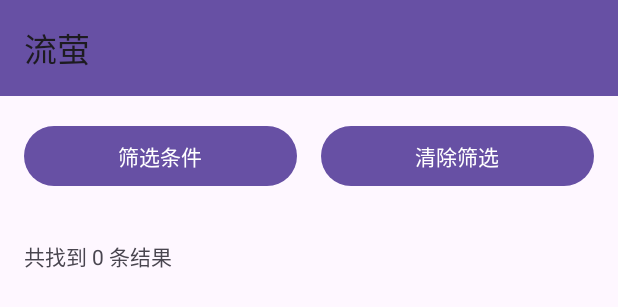
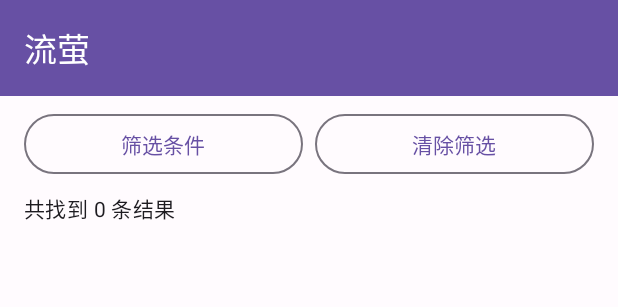
Before and after one commit to AcE77505/firefly-comics-curated, an Android app: the layout activity_main.xml on its own in the app's theme, with its tools: preview values and no code run, on a phone screen of 412 x 824 dp. Shown: the top 307 px of the screen. Run offline under Robolectric (Android 15) with nearby library versions, the phone set to English and light mode, and no system bars.

Commit message:
gradle commit

```diff
--- a/app/src/main/AndroidManifest.xml
+++ b/app/src/main/AndroidManifest.xml
@@ -9,7 +9,7 @@
         android:label="@string/app_name"
         android:roundIcon="@mipmap/ic_launcher_round"
         android:supportsRtl="true"
-        android:theme="@style/Theme.Main">
+        android:theme="@style/Theme.Firefly">
         <activity
             android:name=".MainActivity"
             android:exported="true">
--- a/app/src/main/java/com/ace77505/firefly/DataAdapter.kt
+++ b/app/src/main/java/com/ace77505/firefly/DataAdapter.kt
@@ -40,14 +40,14 @@ class DataAdapter(
 
         fun bind(data: FilterData) {
             currentData = data
-            tvId.text = context.getString(R.string.id_format, data.id)
+            tvId.text = data.id
             tvTitle.text = data.title
             tvFilter1.text = context.getString(R.string.ai_format, getFilter1DisplayValue(data.filter1))
             tvFilter2.text = context.getString(R.string.censored_format, getFilter2DisplayValue(data.filter2))
             tvFilter3.text = context.getString(R.string.full_color_format, getFilter3DisplayValue(data.filter3))
             tvFilter4.text = context.getString(R.string.chunai_format, getFilter4DisplayValue(data.filter4))
             tvFilter5.text = context.getString(R.string.tag_format, getFilter5DisplayValue(data.filter5))
-            tvUpdateDate.text = context.getString(R.string.update_date_format, data.updateDate)
+            tvUpdateDate.text = data.updateDate
         }
 
         private fun getFilter1DisplayValue(value: Int): String = when (value) {
--- a/app/src/main/res/layout/activity_main.xml
+++ b/app/src/main/res/layout/activity_main.xml
@@ -1,60 +1,65 @@
-<?xml version="1.0" encoding="utf-8"?>
 <LinearLayout xmlns:android="http://schemas.android.com/apk/res/android"
     xmlns:app="http://schemas.android.com/apk/res-auto"
     android:layout_width="match_parent"
     android:layout_height="match_parent"
     android:orientation="vertical">
 
-    <com.google.android.material.appbar.AppBarLayout
-        android:layout_width="match_parent"
-        android:layout_height="wrap_content">
-
     <com.google.android.material.appbar.MaterialToolbar
         android:id="@+id/toolbar"
         android:layout_width="match_parent"
-            android:layout_height="?attr/actionBarSize"
+        android:layout_height="wrap_content"
+        android:minHeight="?attr/actionBarSize"
         android:background="?attr/colorPrimary"
+        app:titleTextColor="?attr/colorOnPrimary"
         app:title="@string/app_name" />
 
-    </com.google.android.material.appbar.AppBarLayout>
-
-    <LinearLayout
+    <androidx.constraintlayout.widget.ConstraintLayout
         android:layout_width="match_parent"
         android:layout_height="wrap_content"
-        android:orientation="horizontal"
-        android:padding="16dp">
+        android:paddingHorizontal="16dp"
+        android:paddingVertical="8dp">
 
-        <Button
+        <com.google.android.material.button.MaterialButton
             android:id="@+id/btnFilter"
+            style="?attr/materialButtonOutlinedStyle"
             android:layout_width="0dp"
             android:layout_height="wrap_content"
-            android:layout_weight="1"
             android:text="筛选条件"
-            android:layout_marginEnd="8dp" />
+            app:layout_constraintStart_toStartOf="parent"
+            app:layout_constraintEnd_toStartOf="@id/btnClearAll"
+            app:layout_constraintTop_toTopOf="parent"
+            app:layout_constraintBottom_toBottomOf="parent"
+            app:layout_constraintHorizontal_chainStyle="spread" />
 
-        <Button
+        <com.google.android.material.button.MaterialButton
             android:id="@+id/btnClearAll"
+            style="?attr/materialButtonOutlinedStyle"
             android:layout_width="0dp"
             android:layout_height="wrap_content"
-            android:layout_weight="1"
             android:text="清除筛选"
-            android:layout_marginStart="8dp" />
+            android:layout_marginStart="8dp"
+            app:layout_constraintStart_toEndOf="@id/btnFilter"
+            app:layout_constraintEnd_toEndOf="parent"
+            app:layout_constraintTop_toTopOf="parent"
+            app:layout_constraintBottom_toBottomOf="parent" />
+    </androidx.constraintlayout.widget.ConstraintLayout>
 
-    </LinearLayout>
-
-    <TextView
+    <com.google.android.material.textview.MaterialTextView
         android:id="@+id/tvResultCount"
         android:layout_width="match_parent"
         android:layout_height="wrap_content"
-        android:padding="16dp"
-        android:text="共找到 0 条结果"
-        android:textSize="14sp" />
+        android:paddingHorizontal="16dp"
+        android:paddingBottom="0dp"
+        android:textAppearance="?attr/textAppearanceBodyMedium"
+        android:text="共找到 0 条结果" />
 
     <androidx.recyclerview.widget.RecyclerView
         android:id="@+id/recyclerView"
         android:layout_width="match_parent"
         android:layout_height="0dp"
-        android:layout_weight="1" />
+        android:layout_weight="1"
+        android:clipToPadding="false"
+        android:paddingVertical="8dp" />
 
     <ProgressBar
         android:id="@+id/progressBar"
@@ -62,5 +67,4 @@
         android:layout_height="wrap_content"
         android:layout_gravity="center"
         android:visibility="gone" />
-
 </LinearLayout>
--- /dev/null
+++ b/app/src/main/res/values-night/colors.xml
@@ -0,0 +1,11 @@
+<?xml version="1.0" encoding="utf-8"?>
+<resources>
+    <!-- 深色：标题栏/背景纯黑 -->
+    <color name="md_theme_dark_primary">#000000</color>        <!-- 标题栏色 -->
+    <color name="md_theme_dark_onPrimary">#FFFFFF</color>      <!-- 标题文字 -->
+    <color name="md_theme_dark_surface">#000000</color>        <!-- 背景 -->
+
+    <!-- 新卡片容器色 -->
+    <color name="md_theme_dark_primaryContainer">#6A4C9C</color> <!-- 浅紫容器 -->
+    <color name="md_theme_dark_onPrimaryContainer">#FFFFFF</color> <!-- 卡片文字 -->
+</resources>
--- a/app/src/main/res/values-night/themes.xml
+++ b/app/src/main/res/values-night/themes.xml
@@ -1,7 +1,4 @@
-<resources xmlns:tools="http://schemas.android.com/tools">
-    <!-- Base application theme. -->
-    <style name="Base.Theme.流萤" parent="Theme.Material3.DayNight.NoActionBar">
-        <!-- Customize your dark theme here. -->
-        <!-- <item name="colorPrimary">@color/my_dark_primary</item> -->
-    </style>
+<?xml version="1.0" encoding="utf-8"?>
+<resources>
+    <style name="Theme.Firefly" parent="Base.Theme.Firefly.Dark" />
 </resources>
--- a/app/src/main/res/values/colors.xml
+++ b/app/src/main/res/values/colors.xml
@@ -1,5 +1,22 @@
 <?xml version="1.0" encoding="utf-8"?>
 <resources>
-    <color name="black">#FF000000</color>
-    <color name="white">#FFFFFFFF</color>
+    <!-- 品牌色 -->
+    <color name="seed">#6750A4</color>
+
+    <!-- ===== 浅色 ===== -->
+    <color name="md_theme_light_primary">#6750A4</color>
+    <color name="md_theme_light_onPrimary">#FFFFFF</color>
+    <color name="md_theme_light_primaryContainer">#EADDFF</color>   <!-- 浅紫容器 -->
+    <color name="md_theme_light_onPrimaryContainer">#21005D</color> <!-- 深紫文字 -->
+    <color name="md_theme_light_surface">#FFFBFE</color>
+    <color name="md_theme_light_onSurface">#1C1B1F</color>
+
+    <!-- ===== 深色 ===== -->
+    <color name="md_theme_dark_primary">#D0BCFF</color>
+    <color name="md_theme_dark_onPrimary">#381E72</color>
+    <color name="md_theme_dark_primaryContainer">#4F378B</color>
+    <color name="md_theme_dark_onPrimaryContainer">#EADDFF</color>
+    <color name="md_theme_dark_surface">#000000</color>
+    <color name="md_theme_dark_onSurface">#FFFFFF</color>
+
 </resources>
--- a/app/src/main/res/values/strings.xml
+++ b/app/src/main/res/values/strings.xml
@@ -29,5 +29,4 @@
     <string name="full_color_format">全彩: %s</string>
     <string name="chunai_format">纯爱: %s</string>
     <string name="tag_format">tag: %s</string>
-    <string name="update_date_format">更新: %s</string>
 </resources>
--- a/app/src/main/res/values/themes.xml
+++ b/app/src/main/res/values/themes.xml
@@ -1,16 +1,40 @@
-<resources xmlns:tools="http://schemas.android.com/tools">
-    <!-- Base application theme. -->
-    <style name="Base.Theme.流萤" parent="Theme.Material3.DayNight.NoActionBar">
-        <item name="chipStyle">@style/Widget.Firefly.Chip</item>
-        <item name="chipStandaloneStyle">@style/Widget.Firefly.Chip</item>
+<resources>
+    <!-- 白天 -->
+    <style name="Base.Theme.Firefly" parent="Theme.Material3.DayNight.NoActionBar">
+        <!-- 顶部栏 -->
+        <item name="colorPrimary">@color/md_theme_light_primary</item>
+        <item name="colorOnPrimary">@color/md_theme_light_onPrimary</item>
+
+        <!-- 卡片容器色（浅紫） -->
+        <item name="colorPrimaryContainer">@color/md_theme_light_primaryContainer</item>
+        <item name="colorOnPrimaryContainer">@color/md_theme_light_onPrimaryContainer</item>
+
+        <!-- 背景/表面 -->
+        <item name="colorSurface">@color/md_theme_light_surface</item>
+        <item name="colorOnSurface">@color/md_theme_light_onSurface</item>
+        <item name="android:windowBackground">@color/md_theme_light_surface</item>
     </style>
 
-    <style name="Theme.Main" parent="Base.Theme.流萤" />
-    <style name="Widget.Firefly.Chip" parent="Widget.Material3.Chip.Assist">
-        <item name="chipStrokeColor">@color/chip_stroke_color</item>
-        <item name="chipStrokeWidth">2dp</item>
+    <!-- 黑夜 -->
+    <style name="Base.Theme.Firefly.Dark" parent="Theme.Material3.DayNight.NoActionBar">
+
+        <!-- 顶部栏 -->
+        <item name="colorPrimary">@color/md_theme_dark_primary</item>
+        <item name="colorOnPrimary">@color/md_theme_dark_onPrimary</item>
+
+        <!-- 卡片容器色（深紫） -->
+        <item name="colorPrimaryContainer">@color/md_theme_dark_primaryContainer</item>
+        <item name="colorOnPrimaryContainer">@color/md_theme_dark_onPrimaryContainer</item>
+
+        <!-- 背景纯黑 -->
+        <item name="colorSurface">@color/md_theme_dark_surface</item>
+        <item name="colorOnSurface">@color/md_theme_dark_onSurface</item>
+        <item name="android:windowBackground">@color/md_theme_dark_surface</item>
+
+        <!-- 状态栏/导航栏也黑 -->
+        <item name="android:statusBarColor">@android:color/black</item>
+        <item name="android:navigationBarColor">@android:color/black</item>
     </style>
 
-    <!-- Chip stroke color selector -->
-    <color name="chip_stroke_color">@color/chip_stroke_selector</color>
+    <style name="Theme.Firefly" parent="Base.Theme.Firefly" />
 </resources>
```
Also changed, not shown: app/src/main/java/com/ace77505/firefly/MainActivity.kt (+15 -6 lines), app/src/main/res/layout/item_data.xml (+66 -36 lines). Lines whose indentation alone changed are shown as unchanged.
